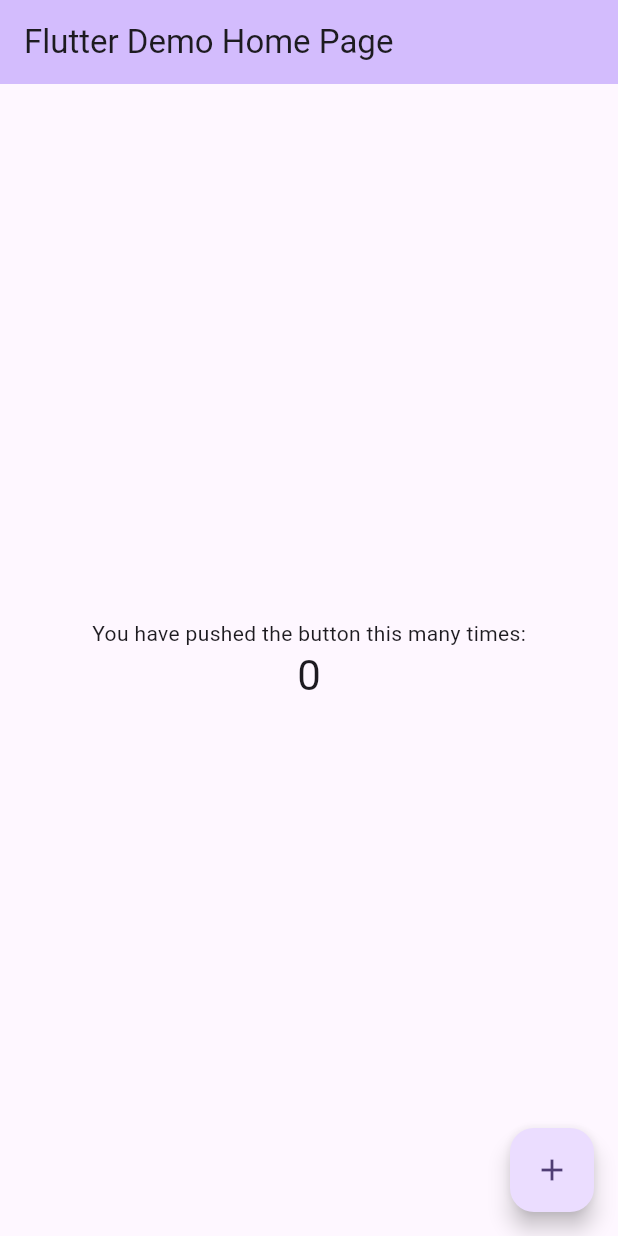
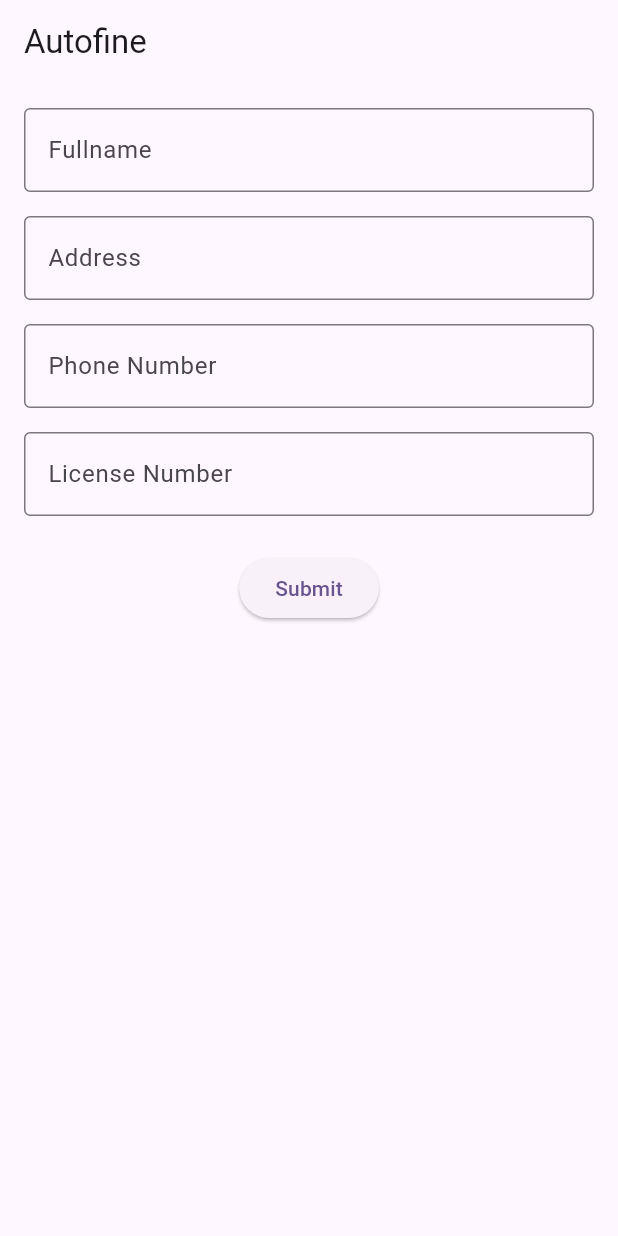
Before and after one commit to mackyten/LTO-Project-Enforcer-App, a Flutter app: the screen it shows after launch, on a phone screen of 412 x 824 dp. Run offline on Flutter 3.47's test engine with Material 3 defaults, Android fonts, the light colour scheme and no system bars.

Commit message:
add forms

```diff
--- a/lib/main.dart
+++ b/lib/main.dart
@@ -1,3 +1,5 @@
+import 'package:enforcer_auto_fine/pages/home/index.dart';
+import 'package:enforcer_auto_fine/wrapper.dart';
 import 'package:flutter/material.dart';
 
 void main() {
@@ -13,110 +15,20 @@ class MyApp extends StatelessWidget {
     return MaterialApp(
       title: 'Flutter Demo',
       theme: ThemeData(
-        // This is the theme of your application.
-        //
-        // TRY THIS: Try running your application with "flutter run". You'll see
-        // the application has a purple toolbar. Then, without quitting the app,
-        // try changing the seedColor in the colorScheme below to Colors.green
-        // and then invoke "hot reload" (save your changes or press the "hot
-        // reload" button in a Flutter-supported IDE, or press "r" if you used
-        // the command line to start the app).
-        //
-        // Notice that the counter didn't reset back to zero; the application
-        // state is not lost during the reload. To reset the state, use hot
-        // restart instead.
-        //
-        // This works for code too, not just values: Most code changes can be
-        // tested with just a hot reload.
         colorScheme: ColorScheme.fromSeed(seedColor: Colors.deepPurple),
+        inputDecorationTheme: const InputDecorationTheme(
+          border: OutlineInputBorder(),
+          // You can also add other properties here, such as:
+          // labelStyle: TextStyle(color: Colors.deepPurple),
+          // filled: true,
+          // fillColor: Colors.grey[200],
+        ),
+        useMaterial3: true,
       ),
-      home: const MyHomePage(title: 'Flutter Demo Home Page'),
+      routes: {
+        '/': (context) => const Wrapper(),
+        '/home': (context) => const HomePage(),
+      },
     );
   }
 }
-
-class MyHomePage extends StatefulWidget {
-  const MyHomePage({super.key, required this.title});
-
-  // This widget is the home page of your application. It is stateful, meaning
-  // that it has a State object (defined below) that contains fields that affect
-  // how it looks.
-
-  // This class is the configuration for the state. It holds the values (in this
-  // case the title) provided by the parent (in this case the App widget) and
-  // used by the build method of the State. Fields in a Widget subclass are
-  // always marked "final".
-
-  final String title;
-
-  @override
-  State<MyHomePage> createState() => _MyHomePageState();
-}
-
-class _MyHomePageState extends State<MyHomePage> {
-  int _counter = 0;
-
-  void _incrementCounter() {
-    setState(() {
-      // This call to setState tells the Flutter framework that something has
-      // changed in this State, which causes it to rerun the build method below
-      // so that the display can reflect the updated values. If we changed
-      // _counter without calling setState(), then the build method would not be
-      // called again, and so nothing would appear to happen.
-      _counter++;
-    });
-  }
-
-  @override
-  Widget build(BuildContext context) {
-    // This method is rerun every time setState is called, for instance as done
-    // by the _incrementCounter method above.
-    //
-    // The Flutter framework has been optimized to make rerunning build methods
-    // fast, so that you can just rebuild anything that needs updating rather
-    // than having to individually change instances of widgets.
-    return Scaffold(
-      appBar: AppBar(
-        // TRY THIS: Try changing the color here to a specific color (to
-        // Colors.amber, perhaps?) and trigger a hot reload to see the AppBar
-        // change color while the other colors stay the same.
-        backgroundColor: Theme.of(context).colorScheme.inversePrimary,
-        // Here we take the value from the MyHomePage object that was created by
-        // the App.build method, and use it to set our appbar title.
-        title: Text(widget.title),
-      ),
-      body: Center(
-        // Center is a layout widget. It takes a single child and positions it
-        // in the middle of the parent.
-        child: Column(
-          // Column is also a layout widget. It takes a list of children and
-          // arranges them vertically. By default, it sizes itself to fit its
-          // children horizontally, and tries to be as tall as its parent.
-          //
-          // Column has various properties to control how it sizes itself and
-          // how it positions its children. Here we use mainAxisAlignment to
-          // center the children vertically; the main axis here is the vertical
-          // axis because Columns are vertical (the cross axis would be
-          // horizontal).
-          //
-          // TRY THIS: Invoke "debug painting" (choose the "Toggle Debug Paint"
-          // action in the IDE, or press "p" in the console), to see the
-          // wireframe for each widget.
-          mainAxisAlignment: MainAxisAlignment.center,
-          children: <Widget>[
-            const Text('You have pushed the button this many times:'),
-            Text(
-              '$_counter',
-              style: Theme.of(context).textTheme.headlineMedium,
-            ),
-          ],
-        ),
-      ),
-      floatingActionButton: FloatingActionButton(
-        onPressed: _incrementCounter,
-        tooltip: 'Increment',
-        child: const Icon(Icons.add),
-      ), // This trailing comma makes auto-formatting nicer for build methods.
-    );
-  }
-}
--- /dev/null
+++ b/lib/pages/home/index.dart
@@ -0,0 +1,123 @@
+import 'package:flutter/material.dart';
+
+class HomePage extends StatefulWidget {
+  const HomePage({super.key});
+
+  @override
+  State<HomePage> createState() => _HomePageState();
+}
+
+class _HomePageState extends State<HomePage> {
+  // 1. Create a GlobalKey to uniquely identify the Form widget.
+  final _formKey = GlobalKey<FormState>();
+
+  // 2. Create controllers to get the values from the form fields.
+  final TextEditingController _fullNameController = TextEditingController();
+  final TextEditingController _addressController = TextEditingController();
+  final TextEditingController _phoneNumberController = TextEditingController();
+  final TextEditingController _licenseNumberController = TextEditingController();
+
+  // 3. Create an on-submit function.
+  void _submitForm() {
+    // Validate returns true if the form is valid, otherwise false.
+    if (_formKey.currentState!.validate()) {
+      // If the form is valid, you can process the data.
+      _formKey.currentState!.save();
+
+      // Now you can access all your form data from the controllers
+      final formData = {
+        'fullName': _fullNameController.text,
+        'address': _addressController.text,
+        'phoneNumber': _phoneNumberController.text,
+        'licenseNumber': _licenseNumberController.text,
+      };
+
+      // For example, print the data
+      print(formData);
+
+      ScaffoldMessenger.of(context).showSnackBar(
+        const SnackBar(content: Text('Processing Data')),
+      );
+    }
+  }
+
+  @override
+  void dispose() {
+    _fullNameController.dispose();
+    _addressController.dispose();
+    _phoneNumberController.dispose();
+    _licenseNumberController.dispose();
+    super.dispose();
+  }
+
+  @override
+  Widget build(BuildContext context) {
+    return Scaffold(
+      appBar: AppBar(title: const Text("Autofine")),
+      body: Padding(
+        padding: const EdgeInsets.all(16.0),
+        child: SingleChildScrollView(
+          child: Form(
+            key: _formKey, // Attach the key to the Form widget
+            child: Column(
+              children: [
+                TextFormField(
+                  controller: _fullNameController,
+                  keyboardType: TextInputType.name,
+                  decoration: const InputDecoration(labelText: "Fullname"),
+                  validator: (value) {
+                    if (value == null || value.isEmpty) {
+                      return 'Please enter your name';
+                    }
+                    return null; // Return null if the input is valid
+                  },
+                ),
+                const SizedBox(height: 16),
+                TextFormField(
+                  controller: _addressController,
+                  keyboardType: TextInputType.streetAddress,
+                  decoration: const InputDecoration(labelText: "Address"),
+                  validator: (value) {
+                    if (value == null || value.isEmpty) {
+                      return 'Please enter your address';
+                    }
+                    return null;
+                  },
+                ),
+                const SizedBox(height: 16),
+                TextFormField(
+                  controller: _phoneNumberController,
+                  keyboardType: TextInputType.phone,
+                  decoration: const InputDecoration(labelText: "Phone Number"),
+                  validator: (value) {
+                    if (value == null || value.isEmpty || value.length < 10) {
+                      return 'Please enter a valid phone number';
+                    }
+                    return null;
+                  },
+                ),
+                const SizedBox(height: 16),
+                TextFormField(
+                  controller: _licenseNumberController,
+                  keyboardType: TextInputType.none,
+                  decoration: const InputDecoration(labelText: "License Number"),
+                  validator: (value) {
+                    if (value == null || value.isEmpty) {
+                      return 'Please enter a license number';
+                    }
+                    return null;
+                  },
+                ),
+                const SizedBox(height: 24),
+                ElevatedButton(
+                  onPressed: _submitForm, // Call your submit function
+                  child: const Text('Submit'),
+                ),
+              ],
+            ),
+          ),
+        ),
+      ),
+    );
+  }
+}
--- /dev/null
+++ b/lib/wrapper.dart
@@ -0,0 +1,31 @@
+import 'package:enforcer_auto_fine/pages/home/index.dart';
+import 'package:flutter/material.dart';
+
+class Wrapper extends StatefulWidget {
+  const Wrapper({super.key});
+
+  @override
+  State<Wrapper> createState() => _WrapperState();
+}
+
+class _WrapperState extends State<Wrapper> {
+
+
+
+  @override
+  Widget build(BuildContext context) {
+    bool isAuthenticated = true;
+    if (isAuthenticated) {
+        return Navigator(
+        onGenerateRoute: (settings) {
+          return MaterialPageRoute(
+            builder: (context) => const HomePage(),
+            settings: const RouteSettings(name: '/home'),
+          );
+        },
+      );
+    } else {
+      return const Placeholder();
+    }
+  }
+}
--- a/pubspec.yaml
+++ b/pubspec.yaml
@@ -34,6 +34,7 @@ dependencies:
   # The following adds the Cupertino Icons font to your application.
   # Use with the CupertinoIcons class for iOS style icons.
   cupertino_icons: ^1.0.8
+  provider: ^6.1.5
 
 dev_dependencies:
   flutter_test:
```
Also changed, not shown: pubspec.lock.
